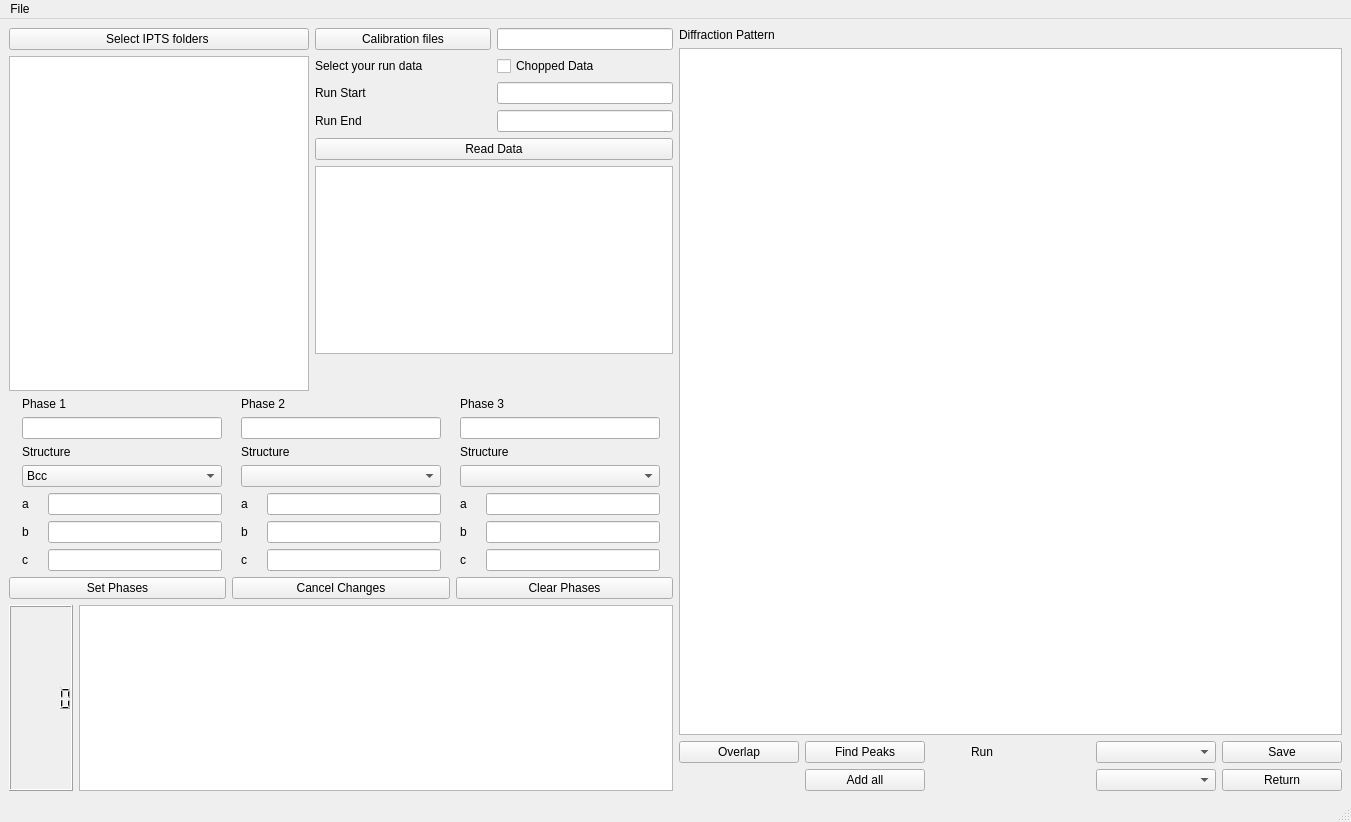
The window that src/ui/gui/VdrivePeakPicker.ui (neutrons/PyVDrive) describes before a commit, drawn with Qt 5.
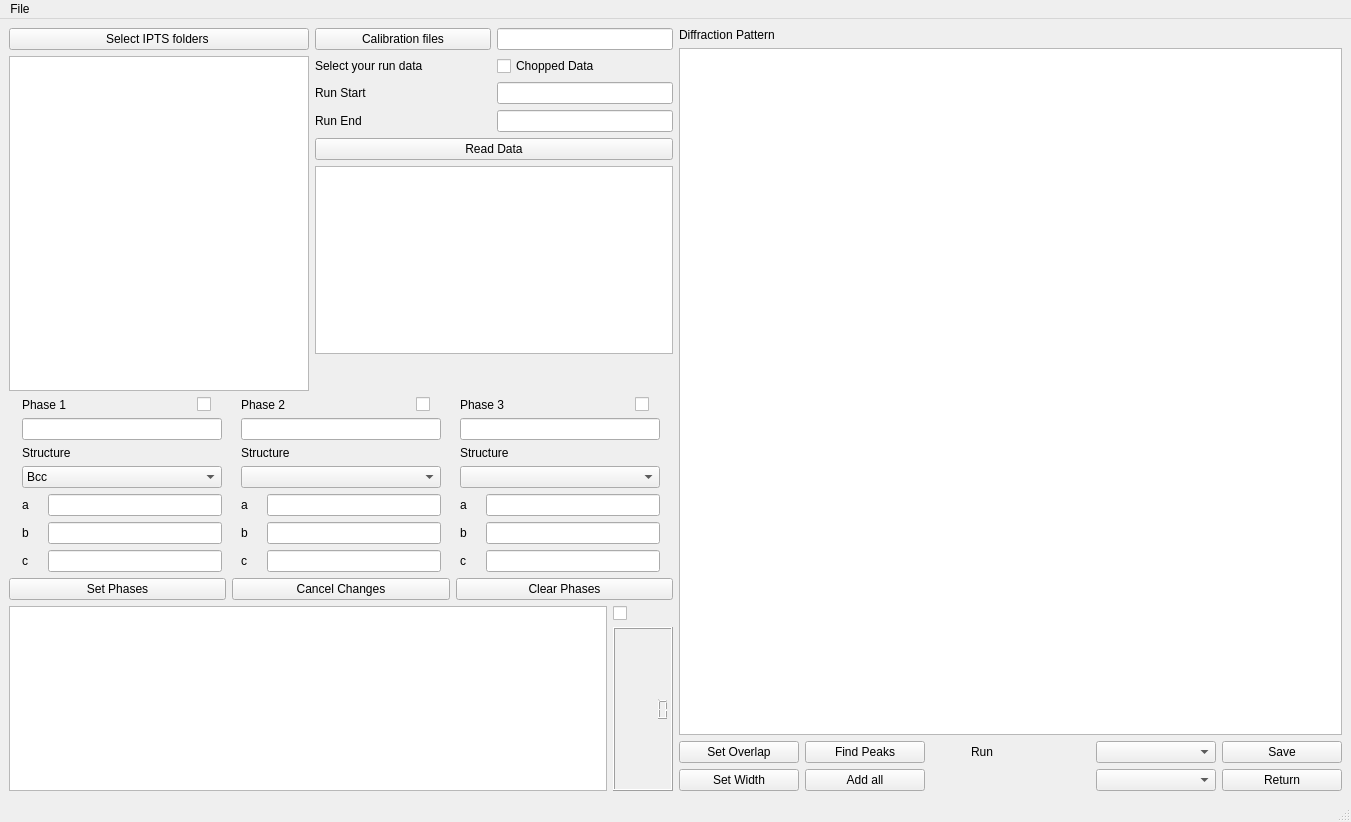
The same window after the commit. Custom widgets are drawn as their Qt base class.

Commit message: Refs #30. Checkpointing progress on GUI control.

The edit to the form file:
```diff
--- a/src/ui/gui/VdrivePeakPicker.ui
+++ b/src/ui/gui/VdrivePeakPicker.ui
@@ -321,13 +321,6 @@
             </item>
            </layout>
           </item>
-          <item row="0" column="2">
-           <widget class="QLabel" name="label_20">
-            <property name="text">
-             <string>Phase 3</string>
-            </property>
-           </widget>
-          </item>
           <item row="4" column="2">
            <layout class="QGridLayout" name="gridLayout_12">
             <item row="1" column="0">
@@ -407,29 +400,6 @@
             </item>
            </layout>
           </item>
-          <item row="1" column="0">
-           <widget class="QLineEdit" name="lineEdit_phaseName1">
-            <property name="sizePolicy">
-             <sizepolicy hsizetype="Preferred" vsizetype="Fixed">
-              <horstretch>0</horstretch>
-              <verstretch>0</verstretch>
-             </sizepolicy>
-            </property>
-            <property name="maximumSize">
-             <size>
-              <width>200</width>
-              <height>16777215</height>
-             </size>
-            </property>
-           </widget>
-          </item>
-          <item row="0" column="1">
-           <widget class="QLabel" name="label_15">
-            <property name="text">
-             <string>Phase 2</string>
-            </property>
-           </widget>
-          </item>
           <item row="3" column="0">
            <widget class="QComboBox" name="comboBox_structure1">
             <property name="maximumSize">
@@ -613,19 +583,100 @@
             </property>
            </widget>
           </item>
-          <item row="0" column="0">
-           <widget class="QLabel" name="label_16">
+          <item row="1" column="0">
+           <widget class="QLineEdit" name="lineEdit_phaseName1">
+            <property name="sizePolicy">
+             <sizepolicy hsizetype="Preferred" vsizetype="Fixed">
+              <horstretch>0</horstretch>
+              <verstretch>0</verstretch>
+             </sizepolicy>
+            </property>
             <property name="maximumSize">
              <size>
               <width>200</width>
               <height>16777215</height>
              </size>
             </property>
-            <property name="text">
-             <string>Phase 1</string>
-            </property>
            </widget>
           </item>
+          <item row="0" column="0">
+           <layout class="QHBoxLayout" name="horizontalLayout_6">
+            <item>
+             <widget class="QLabel" name="label_16">
+              <property name="maximumSize">
+               <size>
+                <width>200</width>
+                <height>16777215</height>
+               </size>
+              </property>
+              <property name="text">
+               <string>Phase 1</string>
+              </property>
+             </widget>
+            </item>
+            <item>
+             <widget class="QCheckBox" name="checkBox_usePhase1">
+              <property name="maximumSize">
+               <size>
+                <width>25</width>
+                <height>16777215</height>
+               </size>
+              </property>
+              <property name="text">
+               <string/>
+              </property>
+             </widget>
+            </item>
+           </layout>
+          </item>
+          <item row="0" column="1">
+           <layout class="QHBoxLayout" name="horizontalLayout_7">
+            <item>
+             <widget class="QLabel" name="label_15">
+              <property name="text">
+               <string>Phase 2</string>
+              </property>
+             </widget>
+            </item>
+            <item>
+             <widget class="QCheckBox" name="checkBox_usePhase2">
+              <property name="maximumSize">
+               <size>
+                <width>25</width>
+                <height>16777215</height>
+               </size>
+              </property>
+              <property name="text">
+               <string/>
+              </property>
+             </widget>
+            </item>
+           </layout>
+          </item>
+          <item row="0" column="2">
+           <layout class="QHBoxLayout" name="horizontalLayout_8">
+            <item>
+             <widget class="QLabel" name="label_20">
+              <property name="text">
+               <string>Phase 3</string>
+              </property>
+             </widget>
+            </item>
+            <item>
+             <widget class="QCheckBox" name="checkBox_usePhase3">
+              <property name="maximumSize">
+               <size>
+                <width>25</width>
+                <height>16777215</height>
+               </size>
+              </property>
+              <property name="text">
+               <string/>
+              </property>
+             </widget>
+            </item>
+           </layout>
+          </item>
          </layout>
         </item>
         <item>
@@ -655,28 +706,6 @@
         </item>
         <item>
          <layout class="QHBoxLayout" name="horizontalLayout_4">
-          <item>
-           <widget class="QLCDNumber" name="lcdNumber">
-            <property name="sizePolicy">
-             <sizepolicy hsizetype="Minimum" vsizetype="Minimum">
-              <horstretch>0</horstretch>
-              <verstretch>0</verstretch>
-             </sizepolicy>
-            </property>
-            <property name="maximumSize">
-             <size>
-              <width>80</width>
-              <height>16777215</height>
-             </size>
-            </property>
-            <property name="toolTip">
-             <string>&lt;html&gt;&lt;head/&gt;&lt;body&gt;&lt;p&gt;Number of peaks&lt;/p&gt;&lt;/body&gt;&lt;/html&gt;</string>
-            </property>
-            <property name="layoutDirection">
-             <enum>Qt::LeftToRight</enum>
-            </property>
-           </widget>
-          </item>
           <item>
            <widget class="PeakParameterTable" name="tableWidget_peakParameter">
             <property name="sizePolicy">
@@ -690,6 +719,39 @@
             </property>
            </widget>
           </item>
+          <item>
+           <layout class="QVBoxLayout" name="verticalLayout">
+            <item>
+             <widget class="QCheckBox" name="checkBox_selectPeaks">
+              <property name="text">
+               <string/>
+              </property>
+             </widget>
+            </item>
+            <item>
+             <widget class="QLCDNumber" name="lcdNumber">
+              <property name="sizePolicy">
+               <sizepolicy hsizetype="Minimum" vsizetype="Minimum">
+                <horstretch>0</horstretch>
+                <verstretch>0</verstretch>
+               </sizepolicy>
+              </property>
+              <property name="maximumSize">
+               <size>
+                <width>60</width>
+                <height>16777215</height>
+               </size>
+              </property>
+              <property name="toolTip">
+               <string>&lt;html&gt;&lt;head/&gt;&lt;body&gt;&lt;p&gt;Number of peaks&lt;/p&gt;&lt;/body&gt;&lt;/html&gt;</string>
+              </property>
+              <property name="layoutDirection">
+               <enum>Qt::LeftToRight</enum>
+              </property>
+             </widget>
+            </item>
+           </layout>
+          </item>
          </layout>
         </item>
        </layout>
@@ -791,7 +853,17 @@
              <string>&lt;html&gt;&lt;head/&gt;&lt;body&gt;&lt;p&gt;Claim the peaks that are selected in the right table to be overlapped according to observation.&lt;/p&gt;&lt;/body&gt;&lt;/html&gt;</string>
             </property>
             <property name="text">
-             <string>Overlap</string>
+             <string>Set Overlap</string>
+            </property>
+           </widget>
+          </item>
+          <item row="1" column="0">
+           <widget class="QPushButton" name="pushButton_setPeakWidth">
+            <property name="toolTip">
+             <string>&lt;html&gt;&lt;head/&gt;&lt;body&gt;&lt;p&gt;Set width to selected peaks to a same value.&lt;/p&gt;&lt;/body&gt;&lt;/html&gt;</string>
+            </property>
+            <property name="text">
+             <string>Set Width</string>
             </property>
            </widget>
           </item>
```
Left out of the diff: 2 changed lines with no effect on the pictures. The commit also changes 7 other files.
